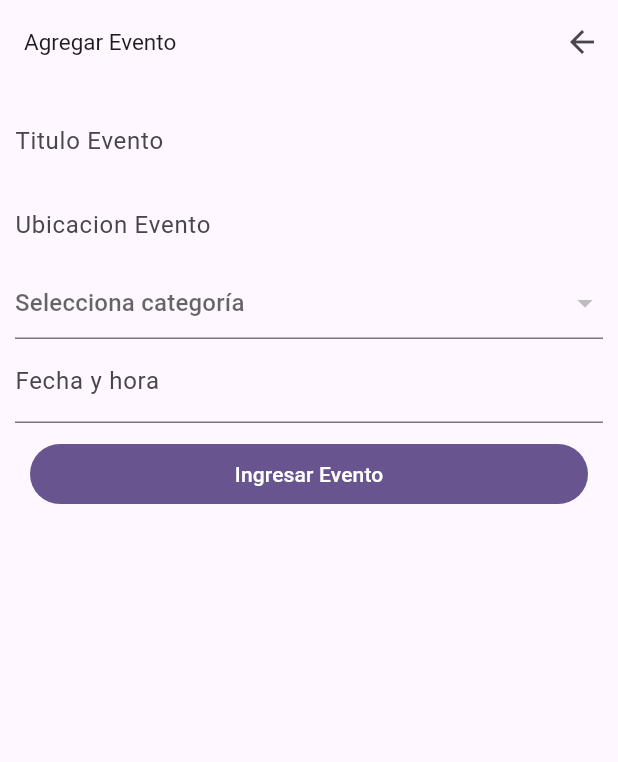
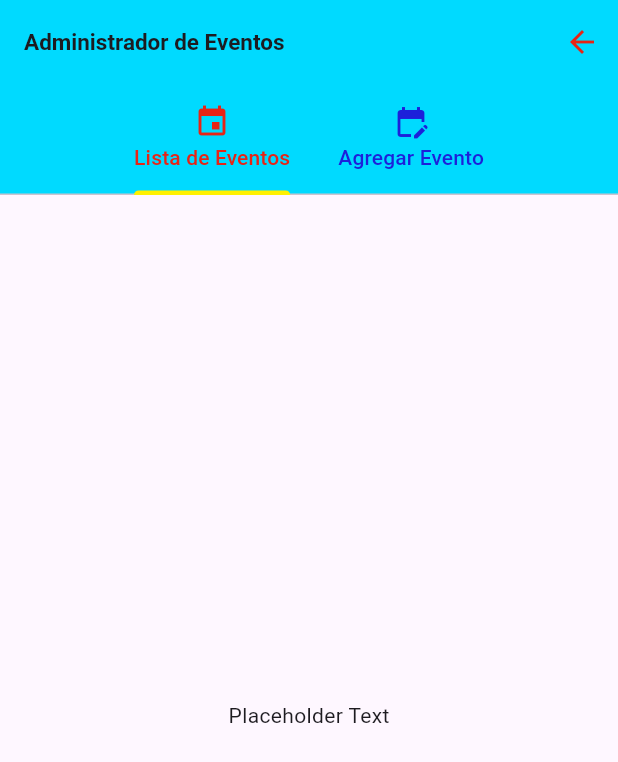
Before and after one commit to andres9992001-ai/ProyectoFireBaseBO, a Flutter app: the screen it shows once a user with an empty profile is signed in, on a phone screen of 412 x 824 dp. Shown: the top 762 px of the screen. Run offline on Flutter 3.47's test engine with Material 3 defaults, Android fonts, the light colour scheme and no system bars; our stand-ins replace cloud_firestore, firebase_auth, firebase_core, google_sign_in, material_design_icons_flutter; accounts and stored records are empty.

Commit message:
Actualizacion
Placeholder1 reemplazar por listar Eventos

```diff
--- a/proyecto_firebase/lib/auth_wrapper.dart
+++ b/proyecto_firebase/lib/auth_wrapper.dart
@@ -2,6 +2,7 @@ import 'package:flutter/material.dart';
 import 'package:firebase_auth/firebase_auth.dart';
 import 'package:proyecto_firebase/pages/agregar_evento.dart';
 import 'package:proyecto_firebase/pages/login_pages.dart';
+import 'package:proyecto_firebase/pages/main_page.dart';
 
 class AuthWrapper extends StatelessWidget {
   const AuthWrapper({super.key});
@@ -17,7 +18,7 @@ class AuthWrapper extends StatelessWidget {
 
         if (snapshot.hasData) {
           print("USER LOGEADO: ${snapshot.data?.email}");
-          return AgregarEvento();
+          return PaginaPrincipal();
         }
 
         return LoginPages();
--- /dev/null
+++ b/proyecto_firebase/lib/constants.dart
@@ -0,0 +1,16 @@
+//Dorado
+const int kDorado = 0xFFFFF000;
+//Plateado
+const int kPlateado = 0xFFD3C3C3;
+//AzulMarino
+const int kAzulMarino = 0xFF1D20DA;
+//Naranjo
+const int kNaranjo = 0xFFFF8200;
+//Rojo
+const int kRojo = 0xFFE82315;
+//Verde
+const int kVerde = 0xFF21CD07;
+//Celeste
+const int kCeleste = 0xFF00DAFF;
+//Cafte
+const int kCafe = 0xFF7A1919;
--- /dev/null
+++ b/proyecto_firebase/lib/pages/main_page.dart
@@ -0,0 +1,50 @@
+import 'package:flutter/material.dart';
+import 'package:proyecto_firebase/constants.dart';
+import 'package:proyecto_firebase/pages/agregar_evento.dart';
+import 'package:proyecto_firebase/pages/placeholder.dart';
+
+class PaginaPrincipal extends StatefulWidget {
+  const PaginaPrincipal({super.key});
+
+  @override
+  State<PaginaPrincipal> createState() => _PaginaPrincipalState();
+}
+
+class _PaginaPrincipalState extends State<PaginaPrincipal> {
+  @override
+  Widget build(BuildContext context) {
+    return DefaultTabController(
+      length: 2,
+      child: Scaffold(
+        appBar: AppBar(
+          title: Text("Administrador de Eventos", style: TextStyle(fontWeight: FontWeight.bold, fontSize: 15)),
+          backgroundColor: Color(kCeleste),
+          actions: [
+            IconButton(
+              color: Color(kRojo),
+              icon: Icon(Icons.arrow_back),
+              onPressed: () {
+                //Navigator.pop(context); There is no List Events Page Yet
+              },
+            ),
+          ],
+          bottom: TabBar(
+            tabAlignment: TabAlignment.center,
+            isScrollable: true,
+            labelColor: Color(kRojo),
+            unselectedLabelColor: Color(kAzulMarino),
+            indicatorColor: Color(kDorado),
+            tabs: [
+              Tab(icon: Icon(Icons.event), text: "Lista de Eventos"),
+              Tab(icon: Icon(Icons.edit_calendar), text: "Agregar Evento"),
+            ],
+          ),
+        ),
+        body: Padding(
+          padding: EdgeInsetsGeometry.all(5),
+          child: TabBarView(children: [Placeholder1(), AgregarEvento()]),
+        ),
+      ),
+    );
+  }
+}
--- /dev/null
+++ b/proyecto_firebase/lib/pages/placeholder.dart
@@ -0,0 +1,10 @@
+import 'package:flutter/material.dart';
+
+class Placeholder1 extends StatelessWidget {
+  const Placeholder1({super.key});
+
+  @override
+  Widget build(BuildContext context) {
+    return Center(child: Text("Placeholder Text"));
+  }
+}
```
Also changed, not shown: proyecto_firebase/lib/pages/agregar_evento.dart (+59 -66 lines).
